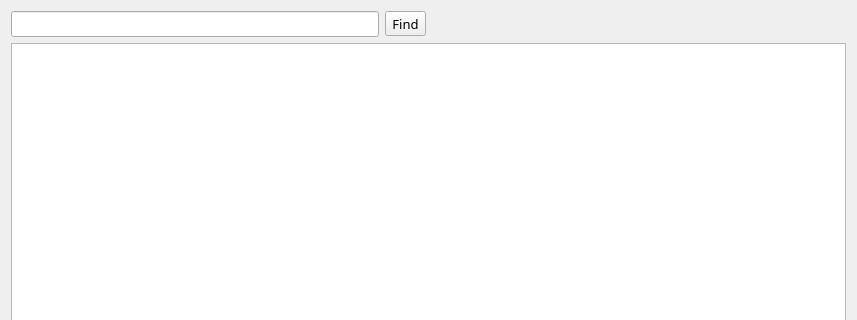
This is src/ui/viewers/applesoftfileviewer.ui in markdavidlong/AppleSAWS as Qt 5 draws it before an edit; both pictures show x 0 to 857 and y 0 to 320 of the 857 by 469 pixel window. The edited form follows.
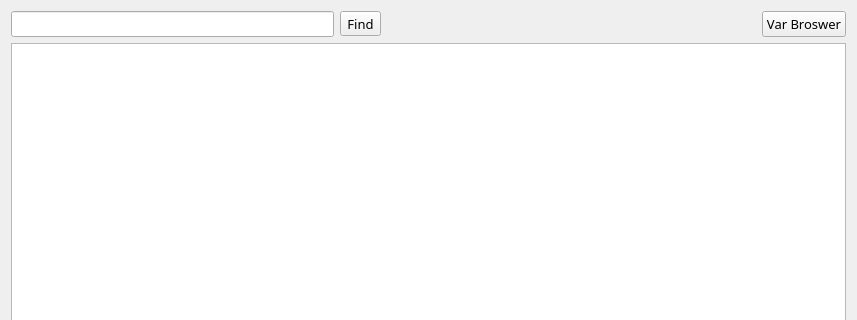
This is the edited form.

```diff
--- a/src/ui/viewers/applesoftfileviewer.ui
+++ b/src/ui/viewers/applesoftfileviewer.ui
@@ -21,7 +21,7 @@
   </property>
   <layout class="QGridLayout" name="gridLayout">
    <item row="0" column="0">
-    <layout class="QHBoxLayout" name="horizontalLayout_2" stretch="1,1">
+    <layout class="QHBoxLayout" name="horizontalLayout_2" stretch="1,1,0">
      <item>
       <layout class="QHBoxLayout" name="horizontalLayout">
        <item>
@@ -47,6 +47,13 @@
        </property>
       </widget>
      </item>
+     <item>
+      <widget class="QPushButton" name="varBrowserButton">
+       <property name="text">
+        <string>Var Broswer</string>
+       </property>
+      </widget>
+     </item>
     </layout>
    </item>
    <item row="1" column="0">
```
